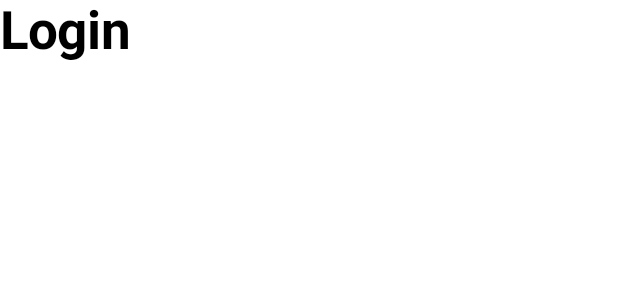
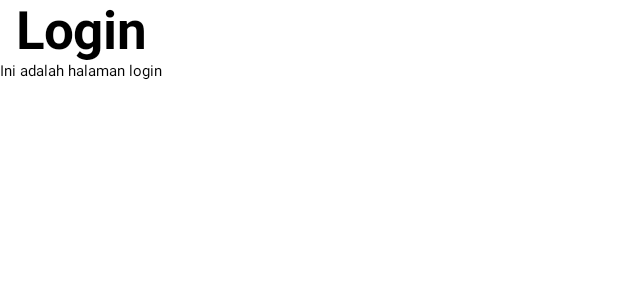
Before and after one commit to cahyadie/QuestBasicComposable__186, an Android app built with Jetpack Compose: the @Preview function GreetingPreview, on a phone screen of 412 x 824 dp. Shown: the top 300 px of the screen. Run offline under Robolectric (Android 15) with nearby library versions, the phone set to English and light mode, and no system bars.

Commit message:
menambahkan text lagi dengan stylenya

```diff
--- a/app/src/main/java/com/example/pertemuan2/MainActivity.kt
+++ b/app/src/main/java/com/example/pertemuan2/MainActivity.kt
@@ -48,6 +48,9 @@ fun Greeting( modifier: Modifier = Modifier) {
             style = TextStyle(fontSize = 35.sp,
                 fontWeight = FontWeight.Bold)
         )
+        Text(text = "Ini adalah halaman login",
+            style = TextStyle(fontSize = 10.sp,)
+        )
     }
 }
 
```
